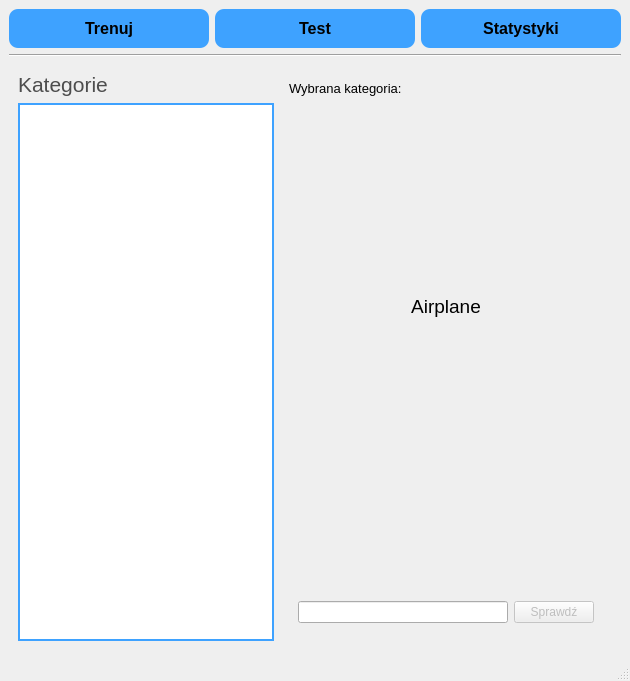
Above: flashcards.ui from xDepcio/projekt-studia-flashcards before the change. Below: the same form after it.
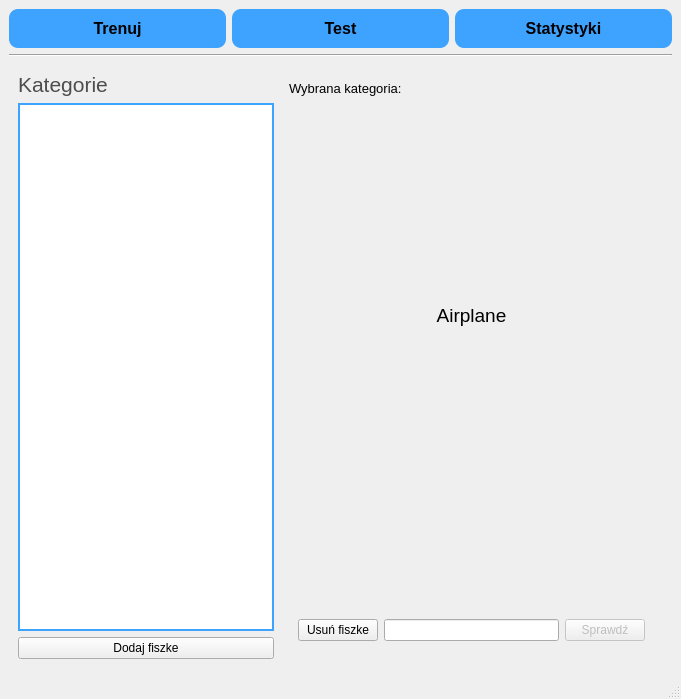
That is the form after the change. The open tabs and pages were chosen to show the change. Icons and pictures are not drawn.

Commit message: Added ui feature to add and remove cards by user

```diff
--- a/flashcards.ui
+++ b/flashcards.ui
@@ -6,8 +6,8 @@
    <rect>
     <x>0</x>
     <y>0</y>
-    <width>630</width>
-    <height>681</height>
+    <width>681</width>
+    <height>699</height>
    </rect>
   </property>
   <property name="windowTitle">
@@ -162,6 +162,13 @@
               </property>
              </widget>
             </item>
+            <item>
+             <widget class="QPushButton" name="btnAddCard">
+              <property name="text">
+               <string>Dodaj fiszke</string>
+              </property>
+             </widget>
+            </item>
            </layout>
           </item>
           <item>
@@ -254,6 +261,13 @@
                 </size>
                </property>
                <layout class="QHBoxLayout" name="horizontalLayout_3">
+                <item>
+                 <widget class="QPushButton" name="btnDelCard">
+                  <property name="text">
+                   <string>Usuń fiszke</string>
+                  </property>
+                 </widget>
+                </item>
                 <item>
                  <widget class="QLineEdit" name="answerInput"/>
                 </item>
```
Left out of the diff: 10 changed lines with no effect on the pictures. The commit also changes 24 other files.
